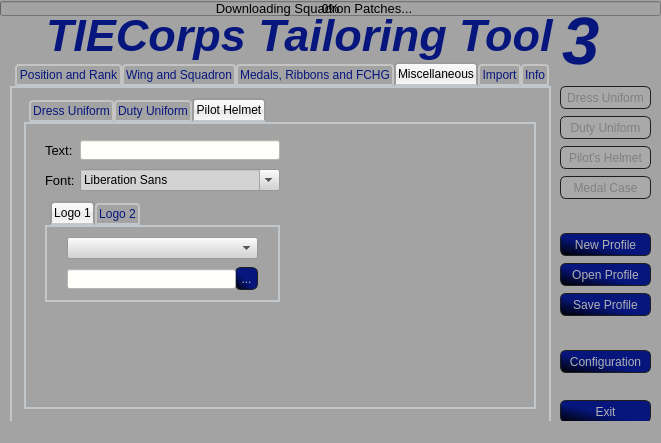
Old version of the form data/uis/ttt.ui in the repository SmTaUcM/TTT3.
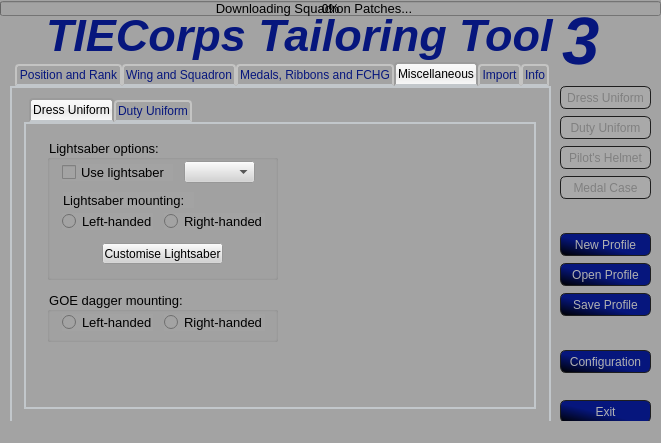
New version of the form. The open tabs and pages were chosen to show the change. Icons and pictures are not drawn.

Commit message: Feature - Issue #27 - Helmet options GUI. No Functionality.

```diff
--- a/data/uis/ttt.ui
+++ b/data/uis/ttt.ui
@@ -2380,295 +2380,6 @@
         </widget>
        </widget>
       </widget>
-      <widget class="QWidget" name="tab_Helm">
-       <attribute name="title">
-        <string>Pilot Helmet</string>
-       </attribute>
-       <widget class="QLabel" name="lbl_hemText">
-        <property name="geometry">
-         <rect>
-          <x>19</x>
-          <y>18</y>
-          <width>31</width>
-          <height>16</height>
-         </rect>
-        </property>
-        <property name="font">
-         <font>
-          <family>Arial</family>
-          <pointsize>10</pointsize>
-         </font>
-        </property>
-        <property name="text">
-         <string>Text:</string>
-        </property>
-       </widget>
-       <widget class="QFontComboBox" name="fcb_hemlFont">
-        <property name="geometry">
-         <rect>
-          <x>54</x>
-          <y>45</y>
-          <width>200</width>
-          <height>22</height>
-         </rect>
-        </property>
-        <property name="styleSheet">
-         <string notr="true">background-color: rgb(211, 211, 211);</string>
-        </property>
-       </widget>
-       <widget class="QTabWidget" name="tw_hemlLogos">
-        <property name="geometry">
-         <rect>
-          <x>19</x>
-          <y>77</y>
-          <width>235</width>
-          <height>101</height>
-         </rect>
-        </property>
-        <property name="currentIndex">
-         <number>0</number>
-        </property>
-        <widget class="QWidget" name="tab_8">
-         <attribute name="title">
-          <string>Logo 1</string>
-         </attribute>
-         <widget class="QComboBox" name="cb_hemlLogo1Type">
-          <property name="geometry">
-           <rect>
-            <x>20</x>
-            <y>10</y>
-            <width>191</width>
-            <height>22</height>
-           </rect>
-          </property>
-          <property name="font">
-           <font>
-            <family>Arial</family>
-            <pointsize>10</pointsize>
-           </font>
-          </property>
-          <property name="styleSheet">
-           <string notr="true">background-color: rgb(211, 211, 211);</string>
-          </property>
-         </widget>
-         <widget class="QPushButton" name="btn_helmLogo1Filepath">
-          <property name="enabled">
-           <bool>true</bool>
-          </property>
-          <property name="geometry">
-           <rect>
-            <x>188</x>
-            <y>40</y>
-            <width>23</width>
-            <height>23</height>
-           </rect>
-          </property>
-          <property name="styleSheet">
-           <string notr="true">QPushButton
-{
-    color: #b1b1b1;
-    background-color: qlineargradient(spread:pad, x1:0, y1:1, x2:1, y2:0, stop:0 rgba(0, 0, 0, 255), stop:0.4375 rgba(6, 22, 125, 255));
-    border-width: 1px;
-    border-color: #1e1e1e;
-    border-style: solid;
-    border-radius: 6;
-    padding: 3px;
-    font-size: 12px;
-    padding-left: 5px;
-    padding-right: 5px;
-}
-
-QPushButton:pressed
-{
-    background-color: qlineargradient(spread:pad, x1:1, y1:0, x2:0, y2:1, stop:0 rgba(0, 0, 0, 255), stop:0.4375 rgba(6, 22, 125, 255));
-}
-
-QPushButton:hover
-{
-    border: 2px solid rgb(208, 208, 208);
-}
-
-QPushButton:!enabled
-{
-    color: gray;
-	background-color: darkgray;
-}</string>
-          </property>
-          <property name="text">
-           <string>...</string>
-          </property>
-         </widget>
-         <widget class="QLineEdit" name="le_helmLogo1Filepath">
-          <property name="enabled">
-           <bool>true</bool>
-          </property>
-          <property name="geometry">
-           <rect>
-            <x>20</x>
-            <y>42</y>
-            <width>169</width>
-            <height>20</height>
-           </rect>
-          </property>
-          <property name="styleSheet">
-           <string notr="true">QLineEdit
-{
-    background-color: rgb(255, 255, 252);
-}
-
-QLineEdit:!enabled
-{
-	background-color: darkgray;
-}
-
-
-</string>
-          </property>
-         </widget>
-        </widget>
-        <widget class="QWidget" name="tab_9">
-         <attribute name="title">
-          <string>Logo 2</string>
-         </attribute>
-         <widget class="QLineEdit" name="le_helmLogo2Filepath">
-          <property name="enabled">
-           <bool>true</bool>
-          </property>
-          <property name="geometry">
-           <rect>
-            <x>20</x>
-            <y>42</y>
-            <width>169</width>
-            <height>20</height>
-           </rect>
-          </property>
-          <property name="styleSheet">
-           <string notr="true">QLineEdit
-{
-    background-color: rgb(255, 255, 252);
-}
-
-QLineEdit:!enabled
-{
-	background-color: darkgray;
-}
-
-
-</string>
-          </property>
-         </widget>
-         <widget class="QComboBox" name="cb_hemlLogo2Type">
-          <property name="geometry">
-           <rect>
-            <x>20</x>
-            <y>10</y>
-            <width>191</width>
-            <height>22</height>
-           </rect>
-          </property>
-          <property name="font">
-           <font>
-            <family>Arial</family>
-            <pointsize>10</pointsize>
-           </font>
-          </property>
-          <property name="styleSheet">
-           <string notr="true">background-color: rgb(211, 211, 211);</string>
-          </property>
-         </widget>
-         <widget class="QPushButton" name="btn_helmLogo2Filepath">
-          <property name="enabled">
-           <bool>true</bool>
-          </property>
-          <property name="geometry">
-           <rect>
-            <x>188</x>
-            <y>40</y>
-            <width>23</width>
-            <height>23</height>
-           </rect>
-          </property>
-          <property name="styleSheet">
-           <string notr="true">QPushButton
-{
-    color: #b1b1b1;
-    background-color: qlineargradient(spread:pad, x1:0, y1:1, x2:1, y2:0, stop:0 rgba(0, 0, 0, 255), stop:0.4375 rgba(6, 22, 125, 255));
-    border-width: 1px;
-    border-color: #1e1e1e;
-    border-style: solid;
-    border-radius: 6;
-    padding: 3px;
-    font-size: 12px;
-    padding-left: 5px;
-    padding-right: 5px;
-}
-
-QPushButton:pressed
-{
-    background-color: qlineargradient(spread:pad, x1:1, y1:0, x2:0, y2:1, stop:0 rgba(0, 0, 0, 255), stop:0.4375 rgba(6, 22, 125, 255));
-}
-
-QPushButton:hover
-{
-    border: 2px solid rgb(208, 208, 208);
-}
-
-QPushButton:!enabled
-{
-    color: gray;
-	background-color: darkgray;
-}</string>
-          </property>
-          <property name="text">
-           <string>...</string>
-          </property>
-         </widget>
-        </widget>
-       </widget>
-       <widget class="QLabel" name="lbl_hemFont">
-        <property name="geometry">
-         <rect>
-          <x>19</x>
-          <y>48</y>
-          <width>31</width>
-          <height>16</height>
-         </rect>
-        </property>
-        <property name="font">
-         <font>
-          <family>Arial</family>
-          <pointsize>10</pointsize>
-         </font>
-        </property>
-        <property name="text">
-         <string>Font:</string>
-        </property>
-       </widget>
-       <widget class="QLineEdit" name="le_helmText">
-        <property name="geometry">
-         <rect>
-          <x>54</x>
-          <y>16</y>
-          <width>200</width>
-          <height>20</height>
-         </rect>
-        </property>
-        <property name="styleSheet">
-         <string notr="true">QLineEdit
-{
-    background-color: rgb(255, 255, 252);
-}
-
-QLineEdit:!enabled
-{
-	background-color: darkgray;
-}
-
-
-</string>
-        </property>
-       </widget>
-      </widget>
      </widget>
     </widget>
     <widget class="QWidget" name="tabImport">
```
Left out of the diff: 9 changed lines with no effect on the pictures. The commit also changes 8 other files.
